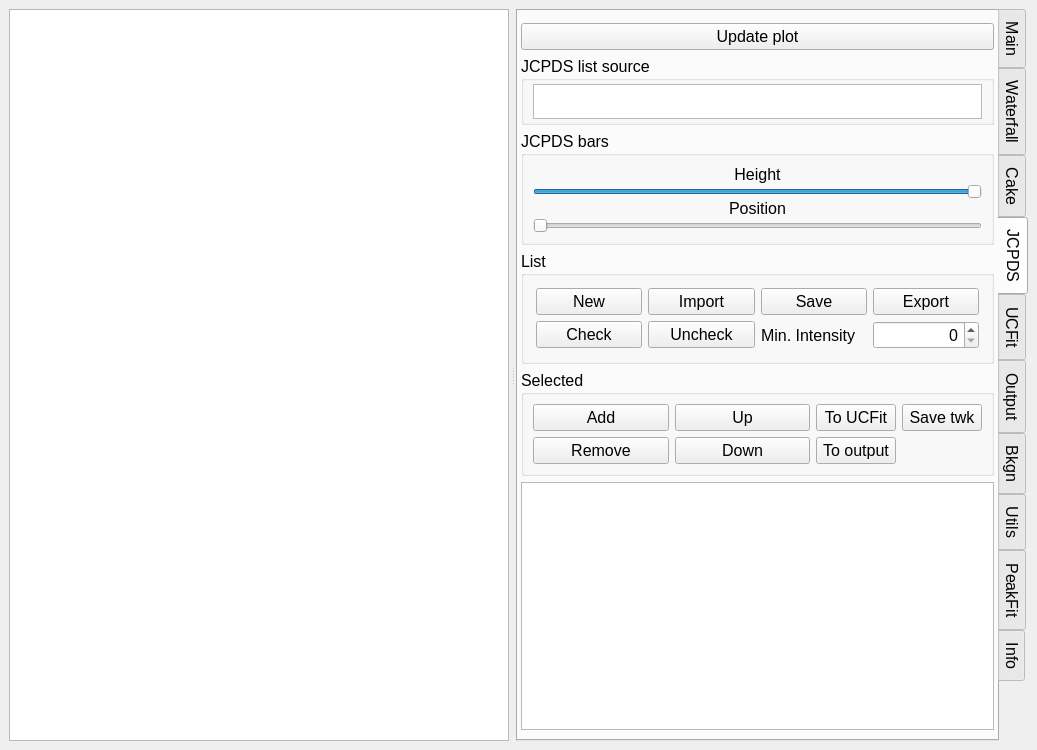
This is ui/peakpo-splitter.ui in SHDShim/PeakPo as Qt 5 draws it before an edit. The edited form follows.
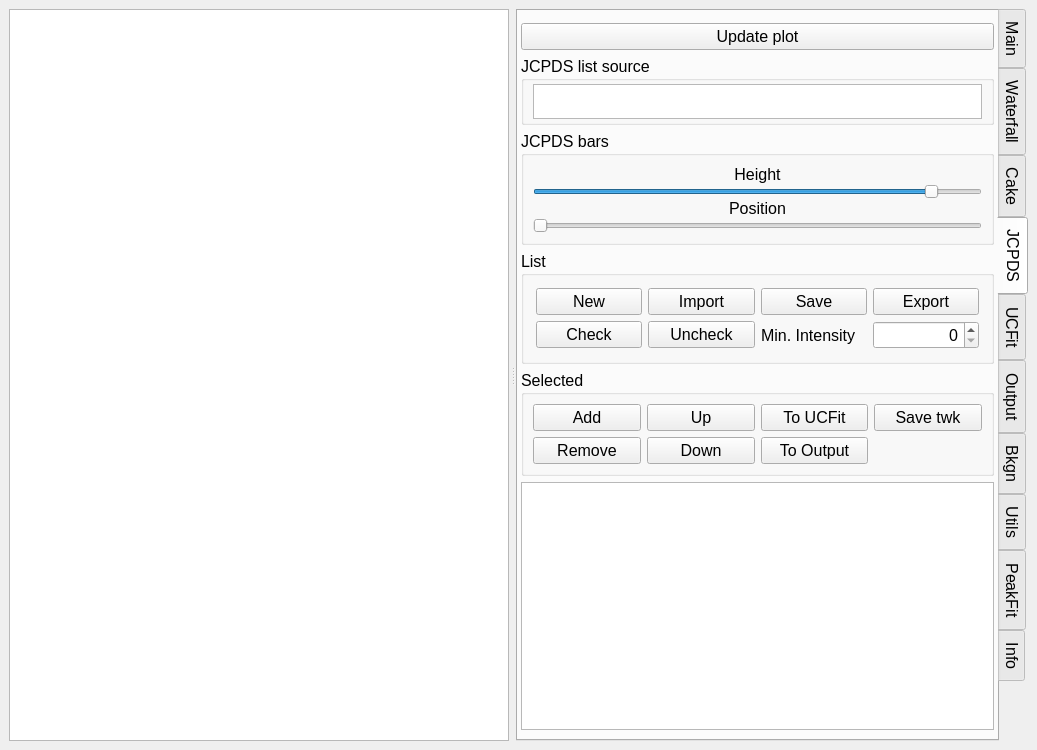
This is the edited form. The open tabs and pages were chosen to show the change. Custom widgets are drawn as their Qt base class.

Commit message: add output for UCfit

Patch:
```diff
--- a/ui/peakpo-splitter.ui
+++ b/ui/peakpo-splitter.ui
@@ -2291,7 +2291,7 @@
                <number>100</number>
               </property>
               <property name="value">
-               <number>100</number>
+               <number>90</number>
               </property>
               <property name="orientation">
                <enum>Qt::Horizontal</enum>
@@ -2509,146 +2509,10 @@
             <bool>true</bool>
            </property>
            <layout class="QGridLayout" name="gridLayout_2">
-            <item row="2" column="0">
-             <widget class="QPushButton" name="pushButton_AddToJlist">
-              <property name="sizePolicy">
-               <sizepolicy hsizetype="Minimum" vsizetype="Fixed">
-                <horstretch>0</horstretch>
-                <verstretch>0</verstretch>
-               </sizepolicy>
-              </property>
-              <property name="minimumSize">
-               <size>
-                <width>70</width>
-                <height>0</height>
-               </size>
-              </property>
-              <property name="maximumSize">
-               <size>
-                <width>16777215</width>
-                <height>16777215</height>
-               </size>
-              </property>
-              <property name="font">
-               <font>
-                <family>Helvetica</family>
-                <pointsize>12</pointsize>
-                <weight>50</weight>
-                <italic>false</italic>
-                <bold>false</bold>
-               </font>
-              </property>
-              <property name="text">
-               <string>Add</string>
-              </property>
-             </widget>
-            </item>
-            <item row="3" column="0">
-             <widget class="QPushButton" name="pushButton_RemoveJCPDS">
-              <property name="sizePolicy">
-               <sizepolicy hsizetype="Minimum" vsizetype="Fixed">
-                <horstretch>70</horstretch>
-                <verstretch>0</verstretch>
-               </sizepolicy>
-              </property>
-              <property name="minimumSize">
-               <size>
-                <width>80</width>
-                <height>0</height>
-               </size>
-              </property>
-              <property name="maximumSize">
-               <size>
-                <width>16777215</width>
-                <height>16777215</height>
-               </size>
-              </property>
-              <property name="font">
-               <font>
-                <family>Helvetica</family>
-                <pointsize>12</pointsize>
-                <weight>50</weight>
-                <italic>false</italic>
-                <bold>false</bold>
-               </font>
-              </property>
-              <property name="text">
-               <string>Remove</string>
-              </property>
-             </widget>
-            </item>
-            <item row="2" column="1">
-             <widget class="QPushButton" name="pushButton_MoveUp">
-              <property name="sizePolicy">
-               <sizepolicy hsizetype="Minimum" vsizetype="Fixed">
-                <horstretch>0</horstretch>
-                <verstretch>0</verstretch>
-               </sizepolicy>
-              </property>
-              <property name="minimumSize">
-               <size>
-                <width>70</width>
-                <height>0</height>
-               </size>
-              </property>
-              <property name="maximumSize">
-               <size>
-                <width>16777215</width>
-                <height>16777215</height>
-               </size>
-              </property>
-              <property name="font">
-               <font>
-                <family>Helvetica</family>
-                <pointsize>12</pointsize>
-                <weight>50</weight>
-                <italic>false</italic>
-                <bold>false</bold>
-               </font>
-              </property>
-              <property name="text">
-               <string>Up</string>
-              </property>
-             </widget>
-            </item>
-            <item row="3" column="1">
-             <widget class="QPushButton" name="pushButton_MoveDown">
-              <property name="sizePolicy">
-               <sizepolicy hsizetype="Minimum" vsizetype="Fixed">
-                <horstretch>70</horstretch>
-                <verstretch>0</verstretch>
-               </sizepolicy>
-              </property>
-              <property name="minimumSize">
-               <size>
-                <width>80</width>
-                <height>0</height>
-               </size>
-              </property>
-              <property name="maximumSize">
-               <size>
-                <width>16777215</width>
-                <height>16777215</height>
-               </size>
-              </property>
-              <property name="font">
-               <font>
-                <family>Helvetica</family>
-                <pointsize>12</pointsize>
-                <weight>50</weight>
-                <italic>false</italic>
-                <bold>false</bold>
-               </font>
-              </property>
-              <property name="text">
-               <string>Down</string>
-              </property>
-             </widget>
-            </item>
-            <item row="3" column="2">
+            <item row="4" column="3">
              <widget class="QPushButton" name="pushButton_ViewJCPDS">
               <property name="sizePolicy">
-               <sizepolicy hsizetype="Preferred" vsizetype="Fixed">
+               <sizepolicy hsizetype="Minimum" vsizetype="Fixed">
                 <horstretch>0</horstretch>
                 <verstretch>0</verstretch>
                </sizepolicy>
@@ -2663,21 +2527,55 @@
                </font>
               </property>
               <property name="text">
-               <string>To output</string>
+               <string>To Output</string>
               </property>
              </widget>
             </item>
-            <item row="2" column="2">
+            <item row="4" column="1">
+             <widget class="QPushButton" name="pushButton_MoveDown">
+              <property name="sizePolicy">
+               <sizepolicy hsizetype="Minimum" vsizetype="Fixed">
+                <horstretch>0</horstretch>
+                <verstretch>0</verstretch>
+               </sizepolicy>
+              </property>
+              <property name="minimumSize">
+               <size>
+                <width>0</width>
+                <height>0</height>
+               </size>
+              </property>
+              <property name="maximumSize">
+               <size>
+                <width>16777215</width>
+                <height>16777215</height>
+               </size>
+              </property>
+              <property name="font">
+               <font>
+                <family>Helvetica</family>
+                <pointsize>12</pointsize>
+                <weight>50</weight>
+                <italic>false</italic>
+                <bold>false</bold>
+               </font>
+              </property>
+              <property name="text">
+               <string>Down</string>
+              </property>
+             </widget>
+            </item>
+            <item row="2" column="3">
              <widget class="QPushButton" name="pushButton_ExportToUCFit">
               <property name="sizePolicy">
-               <sizepolicy hsizetype="Preferred" vsizetype="Fixed">
+               <sizepolicy hsizetype="Minimum" vsizetype="Fixed">
                 <horstretch>0</horstretch>
                 <verstretch>0</verstretch>
                </sizepolicy>
               </property>
               <property name="minimumSize">
                <size>
-                <width>70</width>
+                <width>0</width>
                 <height>0</height>
                </size>
               </property>
@@ -2692,10 +2590,10 @@
               </property>
              </widget>
             </item>
-            <item row="2" column="4">
+            <item row="2" column="5">
              <widget class="QPushButton" name="pushButton_SaveAsJCPDS">
               <property name="sizePolicy">
-               <sizepolicy hsizetype="Preferred" vsizetype="Fixed">
+               <sizepolicy hsizetype="Minimum" vsizetype="Fixed">
                 <horstretch>0</horstretch>
                 <verstretch>0</verstretch>
                </sizepolicy>
@@ -2714,6 +2612,108 @@
               </property>
              </widget>
             </item>
+            <item row="2" column="1">
+             <widget class="QPushButton" name="pushButton_MoveUp">
+              <property name="sizePolicy">
+               <sizepolicy hsizetype="Minimum" vsizetype="Fixed">
+                <horstretch>0</horstretch>
+                <verstretch>0</verstretch>
+               </sizepolicy>
+              </property>
+              <property name="minimumSize">
+               <size>
+                <width>0</width>
+                <height>0</height>
+               </size>
+              </property>
+              <property name="maximumSize">
+               <size>
+                <width>16777215</width>
+                <height>16777215</height>
+               </size>
+              </property>
+              <property name="font">
+               <font>
+                <family>Helvetica</family>
+                <pointsize>12</pointsize>
+                <weight>50</weight>
+                <italic>false</italic>
+                <bold>false</bold>
+               </font>
+              </property>
+              <property name="text">
+               <string>Up</string>
+              </property>
+             </widget>
+            </item>
+            <item row="2" column="0">
+             <widget class="QPushButton" name="pushButton_AddToJlist">
+              <property name="sizePolicy">
+               <sizepolicy hsizetype="Minimum" vsizetype="Fixed">
+                <horstretch>0</horstretch>
+                <verstretch>0</verstretch>
+               </sizepolicy>
+              </property>
+              <property name="minimumSize">
+               <size>
+                <width>0</width>
+                <height>0</height>
+               </size>
+              </property>
+              <property name="maximumSize">
+               <size>
+                <width>16777215</width>
+                <height>16777215</height>
+               </size>
+              </property>
+              <property name="font">
+               <font>
+                <family>Helvetica</family>
+                <pointsize>12</pointsize>
+                <weight>50</weight>
+                <italic>false</italic>
+                <bold>false</bold>
+               </font>
+              </property>
+              <property name="text">
+               <string>Add</string>
+              </property>
+             </widget>
+            </item>
+            <item row="4" column="0">
+             <widget class="QPushButton" name="pushButton_RemoveJCPDS">
+              <property name="sizePolicy">
+               <sizepolicy hsizetype="Minimum" vsizetype="Fixed">
+                <horstretch>0</horstretch>
+                <verstretch>0</verstretch>
+               </sizepolicy>
+              </property>
+              <property name="minimumSize">
+               <size>
+                <width>0</width>
+                <height>0</height>
+               </size>
+              </property>
+              <property name="maximumSize">
+               <size>
+                <width>16777215</width>
+                <height>16777215</height>
+               </size>
+              </property>
+              <property name="font">
+               <font>
+                <family>Helvetica</family>
+                <pointsize>12</pointsize>
+                <weight>50</weight>
+                <italic>false</italic>
+                <bold>false</bold>
+               </font>
+              </property>
+              <property name="text">
+               <string>Remove</string>
+              </property>
+             </widget>
+            </item>
            </layout>
           </widget>
          </item>
```
Left out of the diff: 91 changed lines with no effect on the pictures. The commit also changes 11 other files.
